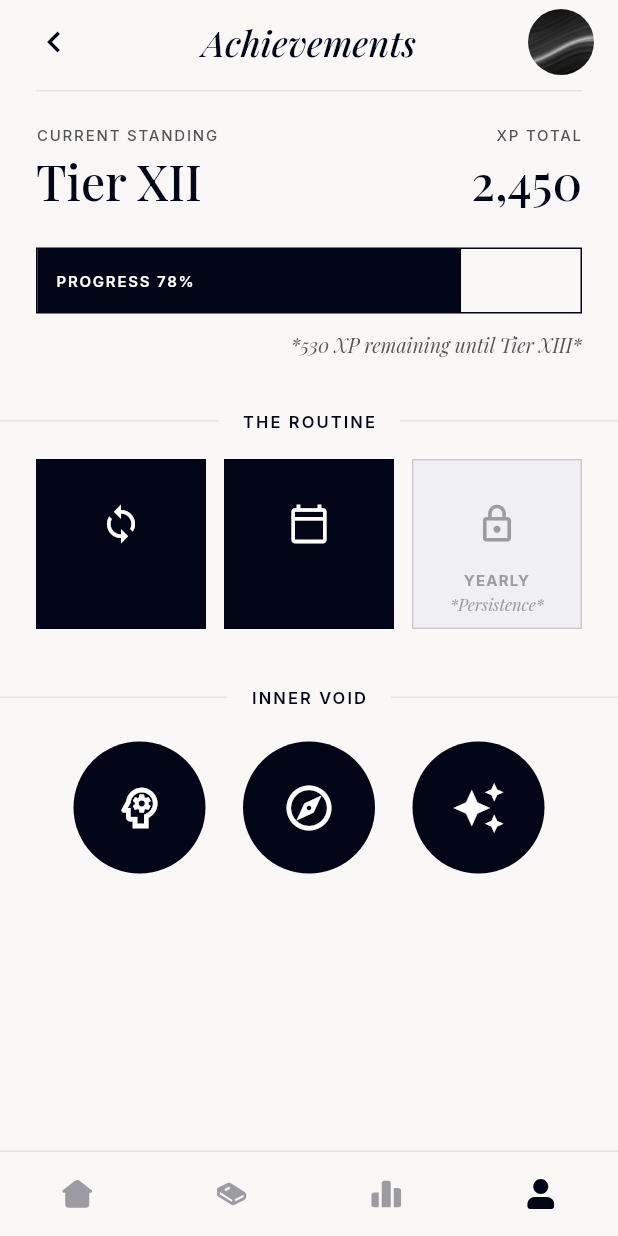
After one commit to DphenomenalALU/jrnl_app, a Flutter app: the screen it shows after launch, item 4 of the bottom bar chosen, after a tap on the "chevron left" icon, on a phone screen of 412 x 824 dp. The commit adds this screen. Run offline on Flutter 3.47's test engine with Material 3 defaults, Android fonts, the phone set to English and light mode, and no system bars; our stand-ins replace flutter_svg, google_fonts.

Commit message:
feat: integrate profile screen and enhance leaderboard UI with improved spacing and SVG icons

```diff
--- a/lib/main.dart
+++ b/lib/main.dart
@@ -4,6 +4,7 @@ import 'package:flutter/services.dart';
 import 'screens/home_screen.dart';
 import 'screens/journal_screen.dart';
 import 'screens/leaderboard_screen.dart';
+import 'screens/profile_screen.dart';
 import 'theme/app_colors.dart';
 import 'widgets/jrnl_bottom_nav.dart';
 
@@ -72,7 +73,7 @@ class _MainShellState extends State<MainShell> {
             onPostEntryComplete: () => setState(() => _index = 2),
           ),
           const LeaderboardScreen(),
-          const _PlaceholderTab(label: 'Profile'),
+          const ProfileScreen(),
         ],
       ),
       bottomNavigationBar: JrnlBottomNav(
@@ -82,24 +83,3 @@ class _MainShellState extends State<MainShell> {
     );
   }
 }
-
-class _PlaceholderTab extends StatelessWidget {
-  const _PlaceholderTab({required this.label});
-
-  final String label;
-
-  @override
-  Widget build(BuildContext context) {
-    return ColoredBox(
-      color: AppColors.background,
-      child: SafeArea(
-        child: Center(
-          child: Text(
-            label,
-            style: Theme.of(context).textTheme.titleMedium,
-          ),
-        ),
-      ),
-    );
-  }
-}
--- a/lib/screens/leaderboard_screen.dart
+++ b/lib/screens/leaderboard_screen.dart
@@ -1,4 +1,5 @@
 import 'package:flutter/material.dart';
+import 'package:flutter_svg/flutter_svg.dart';
 
 import '../theme/app_colors.dart';
 import '../theme/app_text_styles.dart';
@@ -150,11 +151,15 @@ class _SegmentChip extends StatelessWidget {
     return Material(
       color: filled ? AppColors.primary : Colors.white,
       elevation: 0,
+      borderRadius: BorderRadius.circular(5),
+      clipBehavior: Clip.antiAlias,
       child: InkWell(
         onTap: onTap,
+        borderRadius: BorderRadius.circular(5),
         child: Container(
           padding: const EdgeInsets.symmetric(vertical: 14),
           decoration: BoxDecoration(
+            borderRadius: BorderRadius.circular(5),
             border: Border.all(
               color: AppColors.primary,
               width: 1,
@@ -202,7 +207,7 @@ class _PersonalStatsRow extends StatelessWidget {
                       height: 1,
                     ),
                   ),
-                  const SizedBox(height: 8),
+                  const SizedBox(height: 20),
                   Text(
                     'No. 12',
                     style: AppTextStyles.playfair(
@@ -229,7 +234,7 @@ class _PersonalStatsRow extends StatelessWidget {
                       height: 1,
                     ),
                   ),
-                  const SizedBox(height: 8),
+                  const SizedBox(height: 20),
                   Text(
                     'Sage',
                     style: AppTextStyles.playfair(
@@ -309,7 +314,7 @@ class _TopContributorsSection extends StatelessWidget {
             ),
           ],
         ),
-        const SizedBox(height: 16),
+        const SizedBox(height: 28),
         for (var i = 0; i < _contributors.length; i++) ...[
           _ContributorTile(data: _contributors[i]),
           if (i < _contributors.length - 1) ...[
@@ -354,8 +359,8 @@ class _ContributorTile extends StatelessWidget {
           width: 28,
           child: Text(
             data.rank,
-            style: AppTextStyles.inter(
-              fontSize: 11,
+            style: AppTextStyles.playfair(
+              fontSize: 14,
               fontWeight: FontWeight.w600,
               letterSpacing: 0.5,
               color: AppColors.labelTertiary,
@@ -396,6 +401,7 @@ class _ContributorTile extends StatelessWidget {
                 style: AppTextStyles.inter(
                   fontSize: 12,
                   fontWeight: FontWeight.w400,
+                  fontStyle: FontStyle.italic,
                   color: AppColors.labelTertiary,
                   height: 1.2,
                 ),
@@ -405,9 +411,9 @@ class _ContributorTile extends StatelessWidget {
         ),
         Text(
           data.wordCount,
-          style: AppTextStyles.playfair(
-            fontSize: 18,
-            fontWeight: FontWeight.w500,
+          style: AppTextStyles.inter(
+            fontSize: 16,
+            fontWeight: FontWeight.w600,
             color: AppColors.primary,
             height: 1,
           ),
@@ -523,25 +529,18 @@ class _WordWarriorCard extends StatelessWidget {
           Positioned(
             top: 0,
             right: 0,
-            child: Container(
-              width: 22,
-              height: 22,
-              decoration: BoxDecoration(
-                shape: BoxShape.circle,
-                border: Border.all(color: AppColors.primary, width: 1),
-              ),
-              child: const Icon(
-                Icons.check,
-                size: 14,
-                color: AppColors.primary,
-              ),
+            child: SvgPicture.asset(
+              'lib/assets/journal_icons/word-warrior-check.svg',
+              width: 13,
+              height: 13,
+              fit: BoxFit.contain,
             ),
           ),
           Column(
             crossAxisAlignment: CrossAxisAlignment.stretch,
             children: [
               Padding(
-                padding: const EdgeInsets.only(right: 28),
+                padding: const EdgeInsets.only(right: 20),
                 child: Text(
                   'Word Warrior',
                   style: AppTextStyles.playfair(
--- /dev/null
+++ b/lib/screens/profile_screen.dart
@@ -0,0 +1,439 @@
+import 'package:flutter/material.dart';
+
+import '../theme/app_colors.dart';
+import '../theme/app_text_styles.dart';
+
+/// Profile tab: achievements, standing, XP, routine milestones, and inner void badges.
+class ProfileScreen extends StatelessWidget {
+  const ProfileScreen({super.key});
+
+  static const double _horizontalPad = 24;
+
+  @override
+  Widget build(BuildContext context) {
+    return ColoredBox(
+      color: AppColors.background,
+      child: SafeArea(
+        bottom: false,
+        child: SingleChildScrollView(
+          physics: const BouncingScrollPhysics(),
+          child: Column(
+            crossAxisAlignment: CrossAxisAlignment.stretch,
+            children: [
+              const Padding(
+                padding: EdgeInsets.fromLTRB(12, 4, 16, 0),
+                child: _AchievementsAppBar(),
+              ),
+              const SizedBox(height: 8),
+              const Padding(
+                padding: EdgeInsets.symmetric(horizontal: _horizontalPad),
+                child: _HairlineDivider(),
+              ),
+              const SizedBox(height: 24),
+              const Padding(
+                padding: EdgeInsets.symmetric(horizontal: _horizontalPad),
+                child: _StandingXpRow(),
+              ),
+              const SizedBox(height: 28),
+              const Padding(
+                padding: EdgeInsets.symmetric(horizontal: _horizontalPad),
+                child: _XpProgressBar(progress: 0.78),
+              ),
+              const SizedBox(height: 12),
+              Padding(
+                padding: const EdgeInsets.symmetric(horizontal: _horizontalPad),
+                child: Align(
+                  alignment: Alignment.centerRight,
+                  child: Text(
+                    '*530 XP remaining until Tier XIII*',
+                    style: AppTextStyles.playfair(
+                      fontSize: 13,
+                      fontStyle: FontStyle.italic,
+                      fontWeight: FontWeight.w400,
+                      color: AppColors.labelSecondary,
+                      height: 1.35,
+                    ),
+                  ),
+                ),
+              ),
+              const SizedBox(height: 36),
+              const _SectionTitle(label: 'THE ROUTINE'),
+              const SizedBox(height: 20),
+              const Padding(
+                padding: EdgeInsets.symmetric(horizontal: _horizontalPad),
+                child: _RoutineRow(),
+              ),
+              const SizedBox(height: 40),
+              const _SectionTitle(label: 'INNER VOID'),
+              const SizedBox(height: 24),
+              const Padding(
+                padding: EdgeInsets.symmetric(horizontal: _horizontalPad),
+                child: _InnerVoidRow(),
+              ),
+              const SizedBox(height: 40),
+            ],
+          ),
+        ),
+      ),
+    );
+  }
+}
+
+class _AchievementsAppBar extends StatelessWidget {
+  const _AchievementsAppBar();
+
+  @override
+  Widget build(BuildContext context) {
+    return Row(
+      children: [
+        IconButton(
+          onPressed: () => Navigator.of(context).maybePop(),
+          padding: EdgeInsets.zero,
+          constraints: const BoxConstraints(minWidth: 40, minHeight: 40),
+          icon: const Icon(
+            Icons.chevron_left,
+            size: 28,
+            color: AppColors.primary,
+          ),
+          tooltip: 'Back',
+        ),
+        Expanded(
+          child: Text(
+            'Achievements',
+            textAlign: TextAlign.center,
+            style: AppTextStyles.playfair(
+              fontSize: 24,
+              fontWeight: FontWeight.w500,
+              fontStyle: FontStyle.italic,
+              height: 1.15,
+              color: AppColors.primary,
+            ),
+          ),
+        ),
+        const _ProfileAvatar(),
+      ],
+    );
+  }
+}
+
+class _ProfileAvatar extends StatelessWidget {
+  const _ProfileAvatar();
+
+  @override
+  Widget build(BuildContext context) {
+    return ClipOval(
+      child: Image.asset(
+        'lib/assets/ai-image.png',
+        width: 44,
+        height: 44,
+        fit: BoxFit.cover,
+        errorBuilder: (_, __, ___) => Container(
+          width: 44,
+          height: 44,
+          color: AppColors.inputSurface,
+          alignment: Alignment.center,
+          child: const Icon(Icons.person, color: AppColors.labelTertiary, size: 24),
+        ),
+      ),
+    );
+  }
+}
+
+class _HairlineDivider extends StatelessWidget {
+  const _HairlineDivider();
+
+  @override
+  Widget build(BuildContext context) {
+    return Container(height: 1, color: AppColors.divider);
+  }
+}
+
+class _StandingXpRow extends StatelessWidget {
+  const _StandingXpRow();
+
+  @override
+  Widget build(BuildContext context) {
+    return Row(
+      crossAxisAlignment: CrossAxisAlignment.start,
+      children: [
+        Expanded(
+          child: Column(
+            crossAxisAlignment: CrossAxisAlignment.start,
+            children: [
+              Text(
+                'CURRENT STANDING',
+                style: AppTextStyles.inter(
+                  fontSize: 10,
+                  fontWeight: FontWeight.w500,
+                  letterSpacing: 1.2,
+                  color: AppColors.labelSecondary,
+                  height: 1,
+                ),
+              ),
+              const SizedBox(height: 10),
+              Text(
+                'Tier XII',
+                style: AppTextStyles.playfair(
+                  fontSize: 32,
+                  fontWeight: FontWeight.w500,
+                  height: 1,
+                  color: AppColors.primary,
+                ),
+              ),
+            ],
+          ),
+        ),
+        Expanded(
+          child: Column(
+            crossAxisAlignment: CrossAxisAlignment.end,
+            children: [
+              Text(
+                'XP TOTAL',
+                style: AppTextStyles.inter(
+                  fontSize: 10,
+                  fontWeight: FontWeight.w500,
+                  letterSpacing: 1.2,
+                  color: AppColors.labelSecondary,
+                  height: 1,
+                ),
+              ),
+              const SizedBox(height: 10),
+              Text(
+                '2,450',
+                style: AppTextStyles.playfair(
+                  fontSize: 32,
+                  fontWeight: FontWeight.w500,
+                  height: 1,
+                  color: AppColors.primary,
+                ),
+              ),
+            ],
+          ),
+        ),
+      ],
+    );
+  }
+}
+
+class _XpProgressBar extends StatelessWidget {
+  const _XpProgressBar({required this.progress});
+
+  final double progress;
+
+  @override
+  Widget build(BuildContext context) {
+    final pct = (progress * 100).round();
+    final filledFlex = (progress * 100).round().clamp(1, 99);
+    final emptyFlex = 100 - filledFlex;
+    return Container(
+      height: 44,
+      decoration: BoxDecoration(
+        border: Border.all(color: AppColors.primary, width: 1),
+      ),
+      clipBehavior: Clip.hardEdge,
+      child: Row(
+        children: [
+          Expanded(
+            flex: filledFlex,
+            child: ColoredBox(
+              color: AppColors.primary,
+              child: Padding(
+                padding: const EdgeInsets.only(left: 12),
+                child: Align(
+                  alignment: Alignment.centerLeft,
+                  child: Text(
+                    'PROGRESS $pct%',
+                    style: AppTextStyles.inter(
+                      fontSize: 10,
+                      fontWeight: FontWeight.w600,
+                      letterSpacing: 1.2,
+                      color: Colors.white,
+                      height: 1,
+                    ),
+                  ),
+                ),
+              ),
+            ),
+          ),
+          Expanded(
+            flex: emptyFlex.clamp(1, 100),
+            child: const ColoredBox(color: Colors.white),
+          ),
+        ],
+      ),
+    );
+  }
+}
+
+class _SectionTitle extends StatelessWidget {
+  const _SectionTitle({required this.label});
+
+  final String label;
+
+  @override
+  Widget build(BuildContext context) {
+    return Row(
+      children: [
+        Expanded(child: Container(height: 1, color: AppColors.divider)),
+        Padding(
+          padding: const EdgeInsets.symmetric(horizontal: 16),
+          child: Text(
+            label,
+            style: AppTextStyles.inter(
+              fontSize: 11,
+              fontWeight: FontWeight.w600,
+              letterSpacing: 1.4,
+              color: AppColors.primary,
+              height: 1,
+            ),
+          ),
+        ),
+        Expanded(child: Container(height: 1, color: AppColors.divider)),
+      ],
+    );
+  }
+}
+
+class _RoutineRow extends StatelessWidget {
+  const _RoutineRow();
+
+  @override
+  Widget build(BuildContext context) {
+    return Row(
+      crossAxisAlignment: CrossAxisAlignment.start,
+      children: [
+        Expanded(
+          child: _RoutineCard(
+            filled: true,
+            icon: Icons.sync,
+            title: '7 DAY',
+            subtitle: '*Continuous*',
+          ),
+        ),
+        const SizedBox(width: 12),
+        Expanded(
+          child: _RoutineCard(
+            filled: true,
+            icon: Icons.calendar_today_outlined,
+            title: '30 DAY',
+            subtitle: '*Dedication*',
+          ),
+        ),
+        const SizedBox(width: 12),
+        Expanded(
+          child: _RoutineCard(
+            filled: false,
+            icon: Icons.lock_outline,
+            title: 'YEARLY',
+            subtitle: '*Persistence*',
+          ),
+        ),
+      ],
+    );
+  }
+}
+
+class _RoutineCard extends StatelessWidget {
+  const _RoutineCard({
+    required this.filled,
+    required this.icon,
+    required this.title,
+    required this.subtitle,
+  });
+
+  final bool filled;
+  final IconData icon;
+  final String title;
+  final String subtitle;
+
+  @override
+  Widget build(BuildContext context) {
+    final primary = filled ? AppColors.primary : AppColors.labelTertiary;
+    final onBg = filled ? Colors.white : AppColors.labelTertiary;
+    final bg = filled ? AppColors.primary : const Color(0xFFF0F0F2);
+
+    return AspectRatio(
+      aspectRatio: 1,
+      child: DecoratedBox(
+        decoration: BoxDecoration(
+          color: bg,
+          border: Border.all(
+            color: filled ? AppColors.primary : AppColors.labelTertiary.withValues(alpha: 0.45),
+            width: filled ? 1 : 1,
+          ),
+        ),
+        child: Padding(
+          padding: const EdgeInsets.fromLTRB(8, 12, 8, 10),
+          child: Column(
+            children: [
+              Expanded(
+                child: Center(
+                  child: Icon(icon, size: 28, color: onBg),
+                ),
+              ),
+              Text(
+                title,
+                textAlign: TextAlign.center,
+                style: AppTextStyles.inter(
+                  fontSize: 10,
+                  fontWeight: FontWeight.w700,
+                  letterSpacing: 0.8,
+                  color: primary,
+                  height: 1.2,
+                ),
+              ),
+              const SizedBox(height: 4),
+              Text(
+                subtitle,
+                textAlign: TextAlign.center,
+                style: AppTextStyles.playfair(
+                  fontSize: 11,
+                  fontStyle: FontStyle.italic,
+                  fontWeight: FontWeight.w400,
+                  color: primary,
+                  height: 1.2,
+                ),
+              ),
+            ],
+          ),
+        ),
+      ),
+    );
+  }
+}
+
+class _InnerVoidRow extends StatelessWidget {
+  const _InnerVoidRow();
+
+  @override
+  Widget build(BuildContext context) {
+    return Row(
+      mainAxisAlignment: MainAxisAlignment.spaceEvenly,
+      children: [
+        _VoidOrb(icon: Icons.psychology_outlined),
+        _VoidOrb(icon: Icons.explore_outlined),
+        _VoidOrb(icon: Icons.auto_awesome),
+      ],
+    );
+  }
+}
+
+class _VoidOrb extends StatelessWidget {
+  const _VoidOrb({required this.icon});
+
+  final IconData icon;
+
+  @override
+  Widget build(BuildContext context) {
+    return Container(
+      width: 88,
+      height: 88,
+      decoration: const BoxDecoration(
+        shape: BoxShape.circle,
+        color: AppColors.primary,
+      ),
+      alignment: Alignment.center,
+      child: Icon(icon, size: 36, color: Colors.white),
+    );
+  }
+}
```
Also changed, not shown: lib/assets/journal_icons/word-warrior-check.svg (added).
